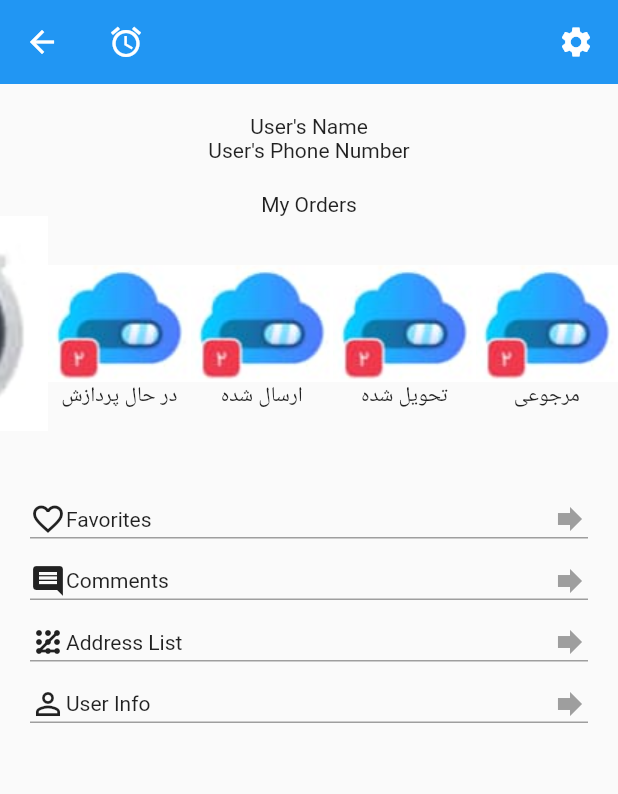
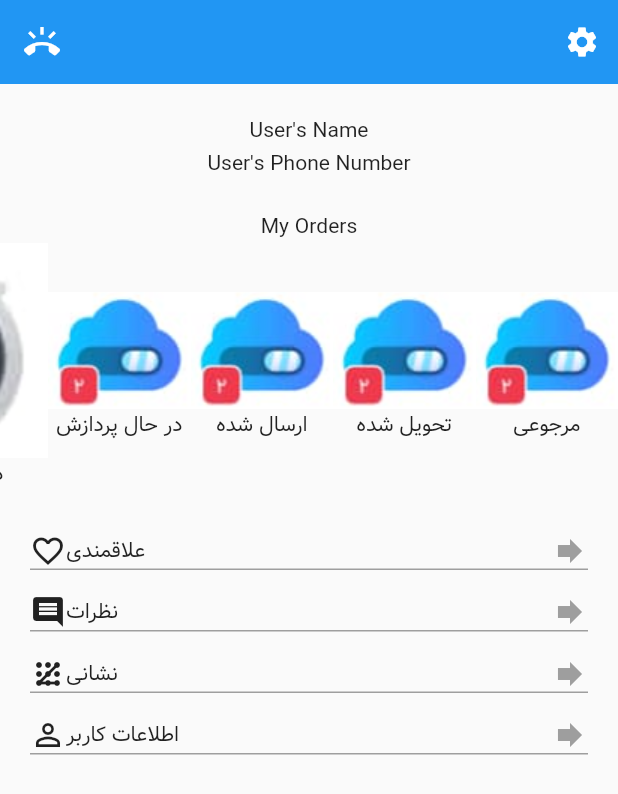
Before and after one commit to shaghasemi/flutter_sl_001, a Flutter app: the ProfileScreen screen opened directly, on a phone screen of 412 x 824 dp. Shown: the top 794 px of the screen. Run offline on Flutter 3.47's test engine with Material 2 defaults, Android fonts, the phone set to English and light mode, and no system bars; our stand-ins replace fluttertoast, shared_preferences; accounts and stored records are empty; network calls fail; statements that could not run were skipped.

Commit message:
Navigation System for profile seems to be complete

```diff
--- a/lib/api/api_service.dart
+++ b/lib/api/api_service.dart
@@ -55,7 +55,6 @@
   Future<ValidateSignupResponseModel> validateSignup(
       ValidateSignupRequestModel validateSignupRequestModel) async {
     String url = "${baseURLV1}${userRole}signup/code/Validation";
-    print(url);
     final response = await http.post(
       Uri.parse(url),
       body: validateSignupRequestModel.toJson(),
@@ -69,7 +68,7 @@
       // return LoginResponseErrorModel.fromJson(json.decode(response.body));
       throw Exception('Failed to load data');
     }
-    // return SignupResponseModel.fromJson(json.decode(response.body));
+    // return ValidateSignupResponseModel.fromJson(json.decode(response.body));
   }
 
   Future<UserInfoResponseModel> userInfo(
--- a/lib/model/panel/signup_validation_model.dart
+++ b/lib/model/panel/signup_validation_model.dart
@@ -23,7 +23,7 @@
 
   Map<String, dynamic> toJson() => {
         "mobile": phone.trim(),
-        "password": code.trim(),
+        "code": code.trim(),
       };
 }
 
--- a/lib/screen/main/profile_screen.dart
+++ b/lib/screen/main/profile_screen.dart
@@ -4,7 +4,8 @@
 import 'package:flutter_sl_001/screen/panel/profile_screen_content.dart';
 
 class ProfileScreen extends StatefulWidget {
-  const ProfileScreen({Key? key}) : super(key: key);
+  const ProfileScreen({bool? shouldRebuild = false, Key? key})
+      : super(key: key);
 
   @override
   _ProfileScreenState createState() => _ProfileScreenState();
@@ -16,7 +17,8 @@
     bool _loginState = false;
     // bool _loginState = true;
     setState(() {
-      _loginState = MySharedPreferences.mySharedPreferences.getString('token') != null;
+      _loginState =
+          MySharedPreferences.mySharedPreferences.getString('token') != null;
     });
     print(_loginState);
 
--- a/lib/screen/panel/login_screen.dart
+++ b/lib/screen/panel/login_screen.dart
@@ -117,6 +117,7 @@
                               setState(
                                 () {
                                   // isApiCallProcess = false;
+                                  Navigator.pop(context);
                                   Navigator.push(
                                     context,
                                     MaterialPageRoute(
@@ -162,6 +163,7 @@
                       ),
                       child: Text(
                         "ورود",
+                        style: TextStyle(fontFamily: 'Vazir', fontSize: 20),
                       ),
                     ),
                   ),
--- a/lib/screen/panel/profile_screen_content.dart
+++ b/lib/screen/panel/profile_screen_content.dart
@@ -17,13 +17,14 @@
       body: NestedScrollView(
         headerSliverBuilder: (context, innerBoxIsScroller) => [
           SliverAppBar(
-            title: Row(
-              mainAxisAlignment: MainAxisAlignment.spaceBetween,
-              children: [
-                Icon(Icons.alarm),
-                InkWell(
-                  child: const Icon(Icons.settings),
-                  onTap: () {
+            leading: IconButton(
+              icon: const Icon(Icons.ring_volume),
+              onPressed: () {},
+            ),
+            actions: [
+              IconButton(
+                icon: const Icon(Icons.settings),
+                onPressed: () {
                   Navigator.push(
                     context,
                     MaterialPageRoute(
@@ -33,7 +34,7 @@
                 },
               ),
             ],
-            ),
+
             snap: true,
             floating: true,
           )
@@ -54,22 +55,22 @@
               child: Column(
                 children: const [
                   ProfileSectionGoToWidget(
-                    title: 'Favorites',
+                    title: 'علاقمندی',
                     iconName: Icons.favorite_border_outlined,
                     destination: CartScreen(),
                   ),
                   ProfileSectionGoToWidget(
-                    title: 'Comments',
+                    title: 'نظرات',
                     iconName: Icons.comment,
                     destination: CartScreen(),
                   ),
                   ProfileSectionGoToWidget(
-                    title: 'Address List',
+                    title: 'نشانی',
                     iconName: Icons.pattern_sharp,
                     destination: CartScreen(),
                   ),
                   ProfileSectionGoToWidget(
-                    title: 'User Info',
+                    title: 'اطلاعات کاربر',
                     iconName: Icons.person_outline,
                     // destination: UserInfoScreen(),
                     destination: UserInfoScreenTemp(),
```
Also changed, not shown: lib/main.dart (+8 -2 lines), lib/model/panel/signup_model.dart (+0 -9 lines), lib/screen/main/home_screen.dart (+13 -1 lines), lib/screen/panel/logout_screen.dart (+8 -22 lines), lib/screen/panel/signup_screen.dart (+105 -11 lines), pubspec.yaml (+19 -7 lines), assets/fonts/Mitra_1.ttf (added), assets/fonts/Vazir.ttf (added), pubspec.lock. Lines whose indentation alone changed are shown as unchanged.
